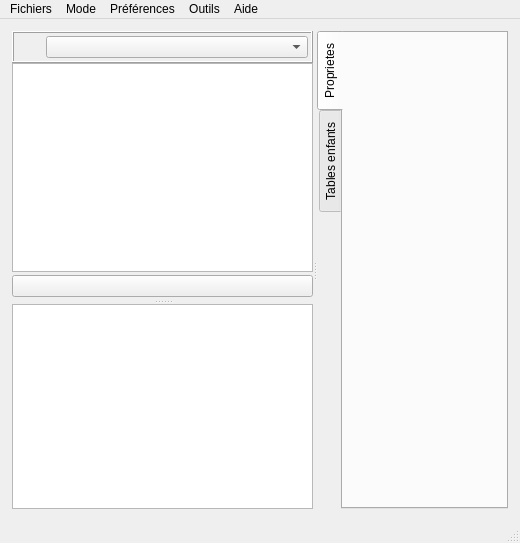
First picture: the form in Lamia/dialog/InspectionDigue_windowwidget_base.ui, repository Artelia/Lamia, before the edit.
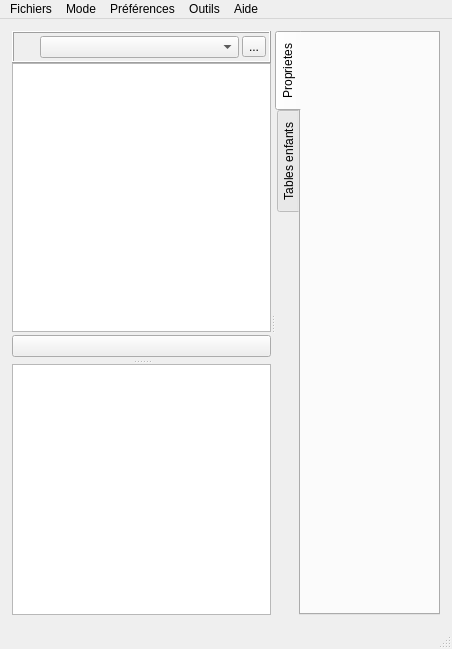
Second picture: the form after the edit. Icons and pictures are not drawn.

```diff
--- a/Lamia/dialog/InspectionDigue_windowwidget_base.ui
+++ b/Lamia/dialog/InspectionDigue_windowwidget_base.ui
@@ -6,8 +6,8 @@
    <rect>
     <x>0</x>
     <y>0</y>
-    <width>520</width>
-    <height>543</height>
+    <width>452</width>
+    <height>649</height>
    </rect>
   </property>
   <property name="windowTitle">
@@ -109,7 +109,7 @@
                  <property name="frameShadow">
                   <enum>QFrame::Raised</enum>
                  </property>
-                 <layout class="QHBoxLayout" name="horizontalLayout_2" stretch="1,10">
+                 <layout class="QHBoxLayout" name="horizontalLayout_2" stretch="1,10,0">
                   <property name="spacing">
                    <number>3</number>
                   </property>
@@ -132,6 +132,23 @@
                   <item>
                    <widget class="QComboBox" name="comboBox_style"/>
                   </item>
+                  <item>
+                   <widget class="QToolButton" name="toolButton_date">
+                    <property name="text">
+                     <string>...</string>
+                    </property>
+                    <property name="icon">
+                     <iconset resource="../resources.qrc">
+                      <normaloff>:/plugins/Lamia/icons/Calendar_icon.png</normaloff>:/plugins/Lamia/icons/Calendar_icon.png</iconset>
+                    </property>
+                    <property name="iconSize">
+                     <size>
+                      <width>20</width>
+                      <height>20</height>
+                     </size>
+                    </property>
+                   </widget>
+                  </item>
                  </layout>
                 </widget>
                </item>
@@ -427,7 +444,7 @@
     <rect>
      <x>0</x>
      <y>0</y>
-     <width>520</width>
+     <width>452</width>
      <height>21</height>
     </rect>
    </property>
```
